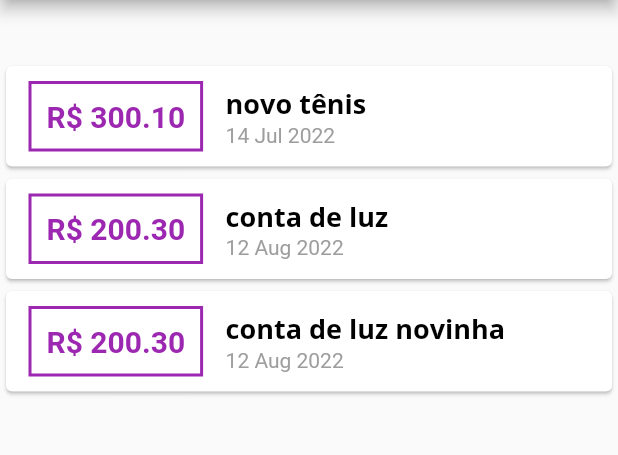
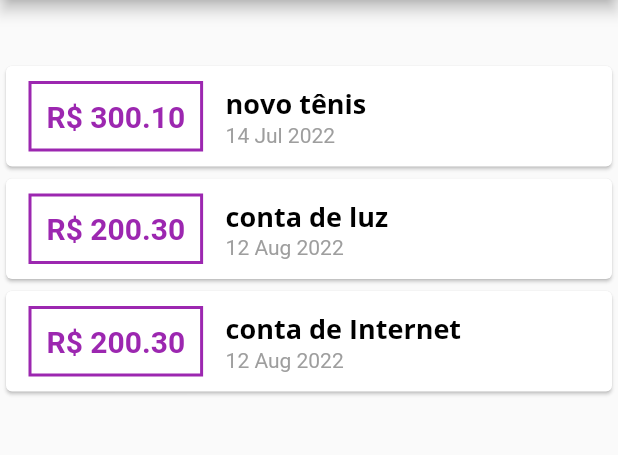
Before and after one commit to EnriqueIzel2/top_expenses, a Flutter app: the screen it shows after launch, on a phone screen of 412 x 824 dp, the part 84-539 px from its top. Run offline on Flutter 3.47's test engine with Material 2 defaults, Android fonts, the phone set to English and light mode, and no system bars.

Commit message:
refactor: change transaction's name

```diff
--- a/lib/main.dart
+++ b/lib/main.dart
@@ -65,7 +65,7 @@ class _HomeScreenState extends State<HomeScreen> {
     ),
     Transaction(
       id: "t2",
-      title: "conta de luz novinha",
+      title: "conta de Internet",
       value: 200.30,
       date: DateTime.now().subtract(const Duration(days: 4)),
     ),
```
